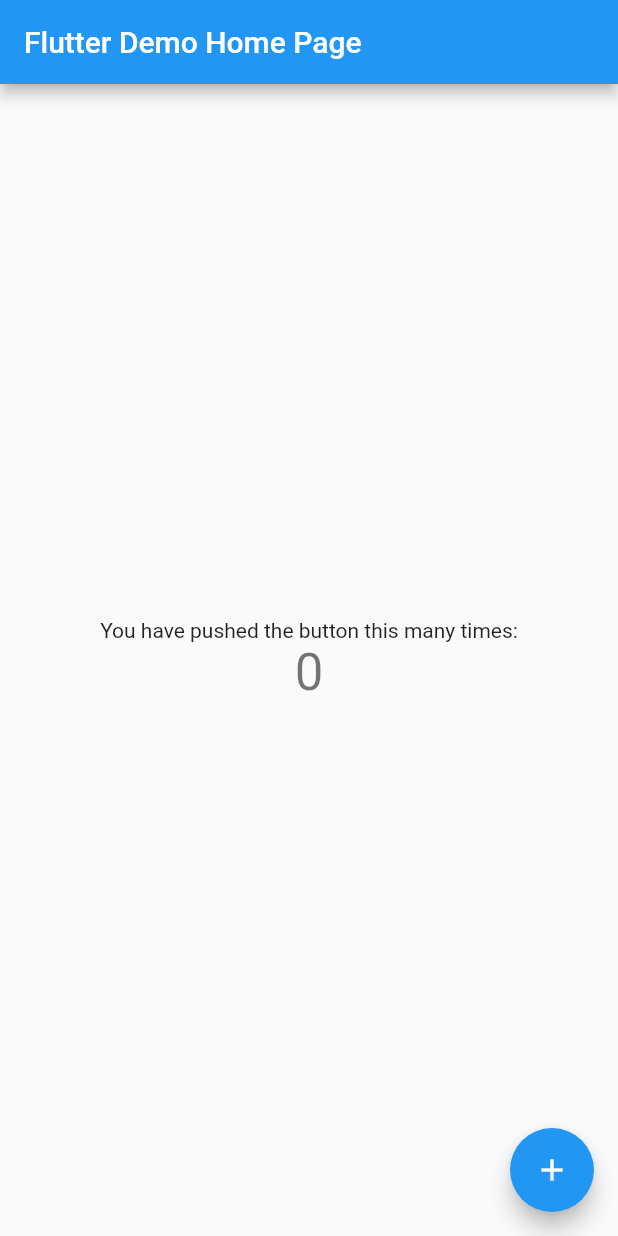
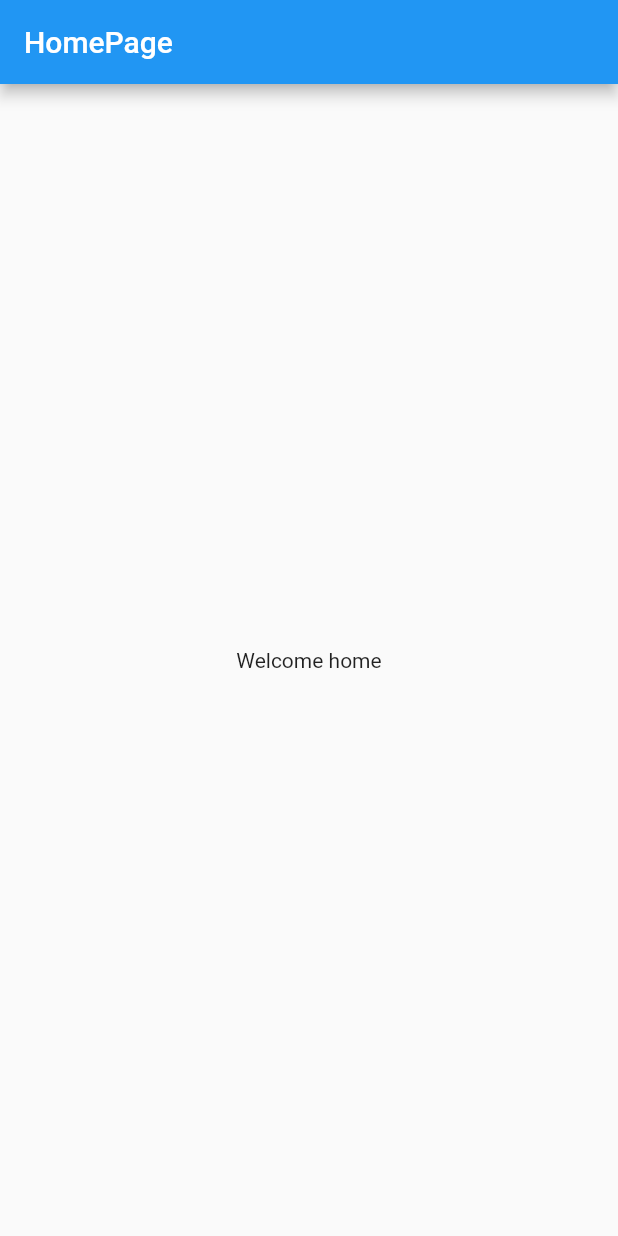
Before and after one commit to Honey14/infinite-listview-scroll, a Flutter app: the screen it shows after launch, on a phone screen of 412 x 824 dp. Run offline on Flutter 3.47's test engine with Material 2 defaults, Android fonts, the phone set to English and light mode, and no system bars.

Commit message:
Print centralised text

```diff
--- a/lib/main.dart
+++ b/lib/main.dart
@@ -1,113 +1,21 @@
 import 'package:flutter/material.dart';
+import 'package:flutter/widgets.dart';
 
-void main() {
-  runApp(MyApp());
-}
+void main() => runApp(Home());
 
-class MyApp extends StatelessWidget {
-  // This widget is the root of your application.
+class Home extends StatelessWidget {
   @override
   Widget build(BuildContext context) {
     return MaterialApp(
-      title: 'Flutter Demo',
-      theme: ThemeData(
-        // This is the theme of your application.
-        //
-        // Try running your application with "flutter run". You'll see the
-        // application has a blue toolbar. Then, without quitting the app, try
-        // changing the primarySwatch below to Colors.green and then invoke
-        // "hot reload" (press "r" in the console where you ran "flutter run",
-        // or simply save your changes to "hot reload" in a Flutter IDE).
-        // Notice that the counter didn't reset back to zero; the application
-        // is not restarted.
-        primarySwatch: Colors.blue,
+      title: "This is your first flutter app",
+      home: Scaffold(
+        appBar: AppBar(
+          title: const Text("HomePage"),
+        ),
+        body: const Center(
+          child: const Text("Welcome home"),
+        ),
       ),
-      home: MyHomePage(title: 'Flutter Demo Home Page'),
     );
   }
 }
-
-class MyHomePage extends StatefulWidget {
-  MyHomePage({Key key, this.title}) : super(key: key);
-
-  // This widget is the home page of your application. It is stateful, meaning
-  // that it has a State object (defined below) that contains fields that affect
-  // how it looks.
-
-  // This class is the configuration for the state. It holds the values (in this
-  // case the title) provided by the parent (in this case the App widget) and
-  // used by the build method of the State. Fields in a Widget subclass are
-  // always marked "final".
-
-  final String title;
-
-  @override
-  _MyHomePageState createState() => _MyHomePageState();
-}
-
-class _MyHomePageState extends State<MyHomePage> {
-  int _counter = 0;
-
-  void _incrementCounter() {
-    setState(() {
-      // This call to setState tells the Flutter framework that something has
-      // changed in this State, which causes it to rerun the build method below
-      // so that the display can reflect the updated values. If we changed
-      // _counter without calling setState(), then the build method would not be
-      // called again, and so nothing would appear to happen.
-      _counter++;
-    });
-  }
-
-  @override
-  Widget build(BuildContext context) {
-    // This method is rerun every time setState is called, for instance as done
-    // by the _incrementCounter method above.
-    //
-    // The Flutter framework has been optimized to make rerunning build methods
-    // fast, so that you can just rebuild anything that needs updating rather
-    // than having to individually change instances of widgets.
-    return Scaffold(
-      appBar: AppBar(
-        // Here we take the value from the MyHomePage object that was created by
-        // the App.build method, and use it to set our appbar title.
-        title: Text(widget.title),
-      ),
-      body: Center(
-        // Center is a layout widget. It takes a single child and positions it
-        // in the middle of the parent.
-        child: Column(
-          // Column is also a layout widget. It takes a list of children and
-          // arranges them vertically. By default, it sizes itself to fit its
-          // children horizontally, and tries to be as tall as its parent.
-          //
-          // Invoke "debug painting" (press "p" in the console, choose the
-          // "Toggle Debug Paint" action from the Flutter Inspector in Android
-          // Studio, or the "Toggle Debug Paint" command in Visual Studio Code)
-          // to see the wireframe for each widget.
-          //
-          // Column has various properties to control how it sizes itself and
-          // how it positions its children. Here we use mainAxisAlignment to
-          // center the children vertically; the main axis here is the vertical
-          // axis because Columns are vertical (the cross axis would be
-          // horizontal).
-          mainAxisAlignment: MainAxisAlignment.center,
-          children: <Widget>[
-            Text(
-              'You have pushed the button this many times:',
-            ),
-            Text(
-              '$_counter',
-              style: Theme.of(context).textTheme.headline4,
-            ),
-          ],
-        ),
-      ),
-      floatingActionButton: FloatingActionButton(
-        onPressed: _incrementCounter,
-        tooltip: 'Increment',
-        child: Icon(Icons.add),
-      ), // This trailing comma makes auto-formatting nicer for build methods.
-    );
-  }
-}
```
